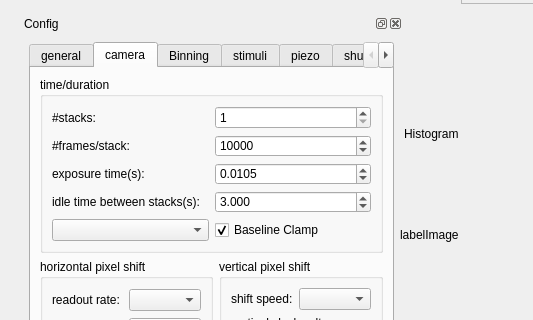
First picture: the form in imagine.ui, repository HolyLab/Imagine, before the edit; both pictures show x 0 to 533 and y 164 to 484 of the 763 by 643 pixel window.
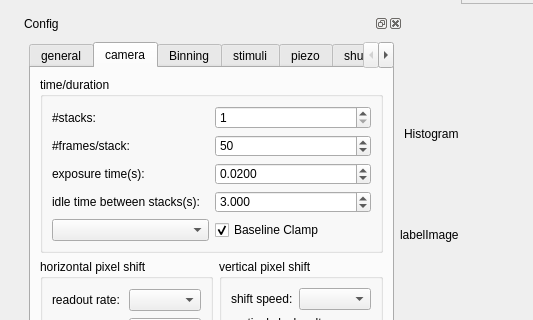
Second picture: the form after the edit. The open tabs and pages were chosen to show the change. Icons and pictures are not drawn. Custom widgets are drawn as their Qt base class.

```diff
--- a/imagine.ui
+++ b/imagine.ui
@@ -315,7 +315,7 @@
                 <double>0.001000000000000</double>
                </property>
                <property name="value">
-                <double>0.010500000000000</double>
+                <double>0.020000000000000</double>
                </property>
               </widget>
              </item>
@@ -341,7 +341,7 @@
                 <number>999999999</number>
                </property>
                <property name="value">
-                <number>10000</number>
+                <number>50</number>
                </property>
               </widget>
              </item>
```
Left out of the diff: 2 changed lines with no effect on the pictures.
